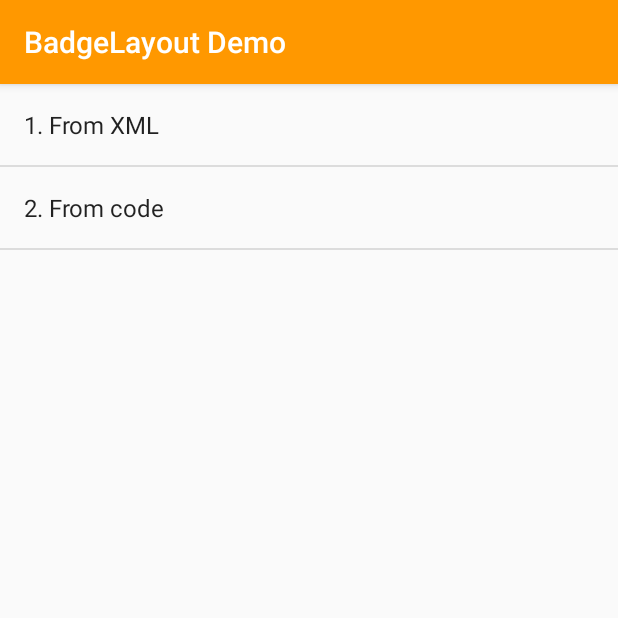
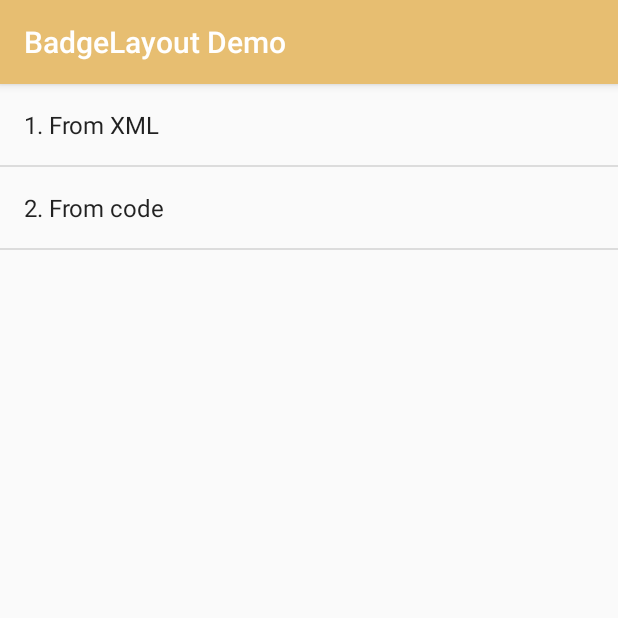
Before and after one commit to wolfemm/BadgeLayout, an Android app: the screen it shows after launch (MainActivity), on a phone screen of 412 x 824 dp, the top half of it. Run offline under Robolectric (Android 15) with nearby library versions, the phone set to English and light mode, and no system bars.

Commit message:
Update sample app

```diff
--- a/sample/src/main/res/values/colors.xml
+++ b/sample/src/main/res/values/colors.xml
@@ -1,6 +1,6 @@
 <?xml version="1.0" encoding="utf-8"?>
 <resources>
-    <color name="colorPrimary">#FF9800</color>
-    <color name="colorPrimaryDark">#F57C00</color>
-    <color name="colorAccent">#FF5252</color>
+    <color name="colorPrimary">#E7BE71</color>
+    <color name="colorPrimaryDark">#B8975E</color>
+    <color name="colorAccent">#3D4A5E</color>
 </resources>
```
Also changed, not shown: sample/src/main/ic_launcher-web.png, sample/src/main/res/mipmap-hdpi/ic_launcher.png, sample/src/main/res/mipmap-mdpi/ic_launcher.png, sample/src/main/res/mipmap-xhdpi/ic_launcher.png, sample/src/main/res/mipmap-xxhdpi/ic_launcher.png, sample/src/main/res/mipmap-xxxhdpi/ic_launcher.png.
